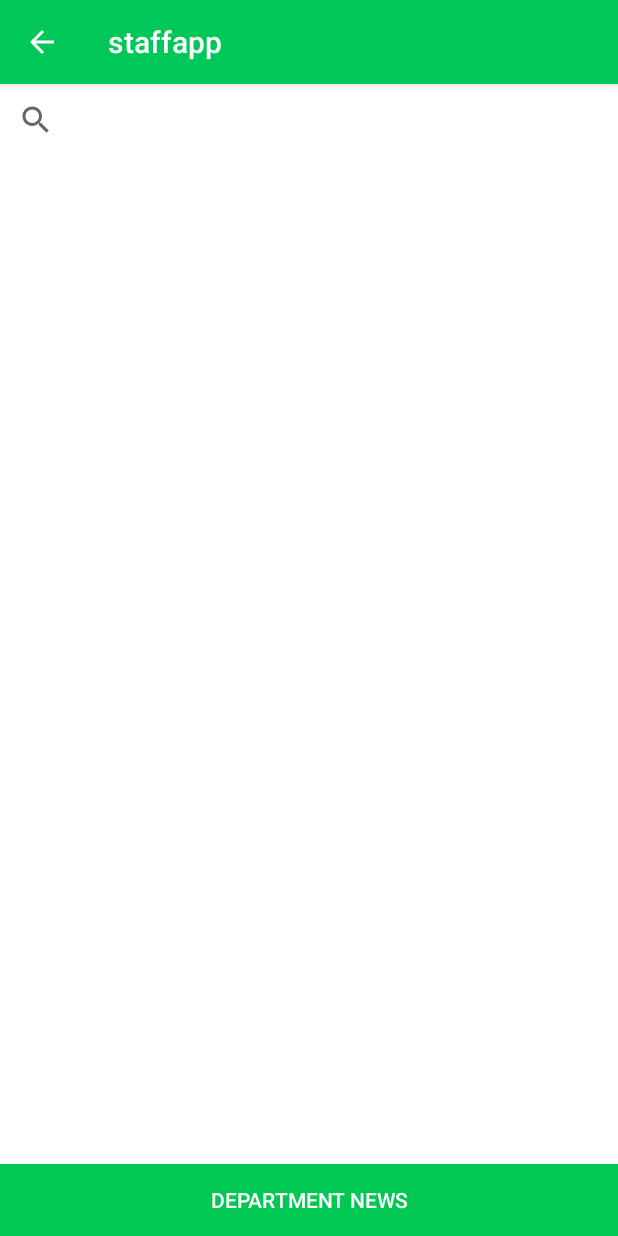
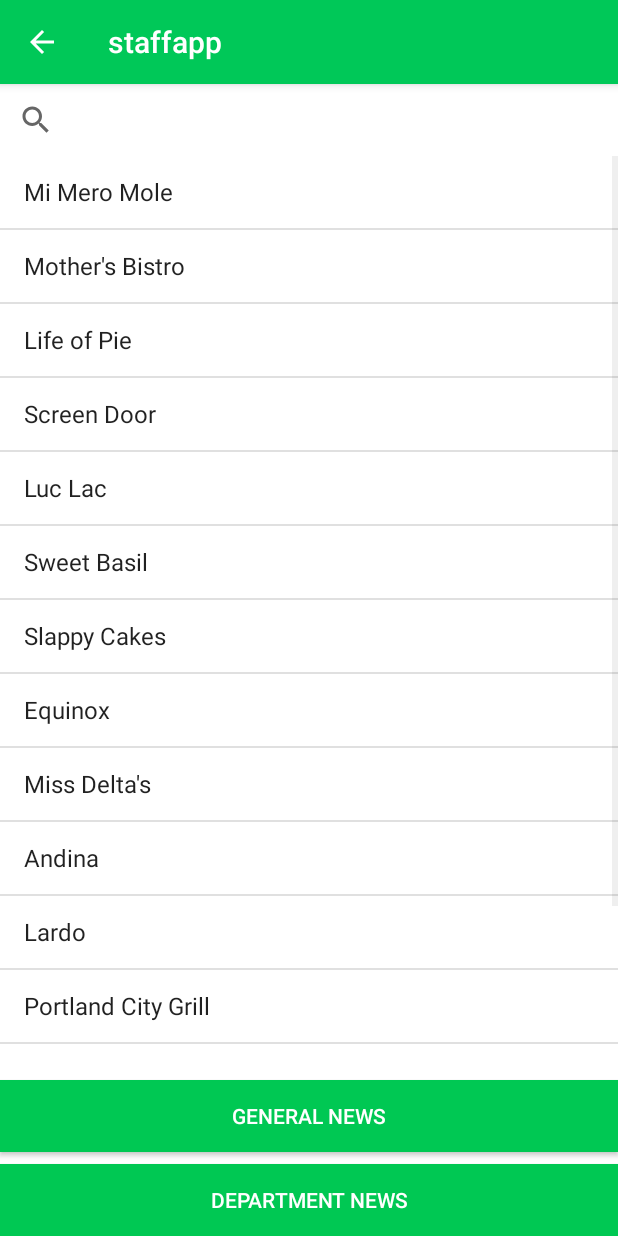
Before and after one commit to naisenyamungai/staffapp, an Android app: the NewsActivity screen opened directly, with no data from a screen before it, on a phone screen of 412 x 824 dp. Run offline under Robolectric (Android 15) with nearby library versions, the phone set to English and light mode, and no system bars; our stand-ins replace ButterKnife.

Commit message:
[feature/news] - will add a General News button in activity_news.xmland NewsActivity.java code

```diff
--- a/app/src/main/java/com/staff/staffapp/MainActivity.java
+++ b/app/src/main/java/com/staff/staffapp/MainActivity.java
@@ -14,6 +14,7 @@ import butterknife.ButterKnife;
 public class MainActivity extends AppCompatActivity {
 
     @BindView(R.id.newsActivityButton) Button mNewsActivityButton;
+
 
     @Override
     protected void onCreate(Bundle savedInstanceState) {
--- a/app/src/main/java/com/staff/staffapp/NewsActivity.java
+++ b/app/src/main/java/com/staff/staffapp/NewsActivity.java
@@ -23,7 +23,7 @@ import retrofit2.converter.gson.GsonConverterFactory;
 public class NewsActivity extends AppCompatActivity {
 
     @BindView(R.id.newsListView) ListView mNewsList;
-    @BindView(R.id.newsActivityButton) Button mNewsActivityButton;
+    @BindView(R.id.generalNewsButton) Button mgeneralNewsButton;
     @BindView(R.id.allNews) TextView mAllNews;
 
     private String[] news = new String[] {"Mi Mero Mole", "Mother's Bistro",
@@ -39,26 +39,26 @@ public class NewsActivity extends AppCompatActivity {
 
         ButterKnife.bind(this);
 
-//        ArrayAdapter adapter = new ArrayAdapter(this, android.R.layout.simple_list_item_1, news);
-//        mNewsList.setAdapter(adapter);
-//
-//        mNewsList.setOnItemClickListener(new AdapterView.OnItemClickListener() {
-//
-//            @Override
-//            public void onItemClick(AdapterView<?> adapterView, View view, int i, long l) {
-//                Intent intent = new Intent(NewsActivity.this, NewsDetailsActivity.class);
-//                startActivity(intent);
-//            }
-//        });
+        ArrayAdapter adapter = new ArrayAdapter(this, android.R.layout.simple_list_item_1, news);
+        mNewsList.setAdapter(adapter);
+
+        mNewsList.setOnItemClickListener(new AdapterView.OnItemClickListener() {
+
+            @Override
+            public void onItemClick(AdapterView<?> adapterView, View view, int i, long l) {
+                Intent intent = new Intent(NewsActivity.this, NewsDetailsActivity.class);
+                startActivity(intent);
+            }
+        });
 
         Retrofit retrofit = new Retrofit.Builder()
-                .baseUrl("https://apisafapp.herokuapp.com")
+                .baseUrl("https://apisafapp.herokuapp.com/")
                 .addConverterFactory(GsonConverterFactory.create())
                 .build();
 
         final NewsService service = retrofit.create(NewsService.class);
 
-        mNewsActivityButton.setOnClickListener(new View.OnClickListener() {
+        mgeneralNewsButton.setOnClickListener(new View.OnClickListener() {
             @Override
             public void onClick(View view) {
                 Call<List> createCall = service.all();
--- a/app/src/main/res/layout/activity_news.xml
+++ b/app/src/main/res/layout/activity_news.xml
@@ -18,12 +18,24 @@
         android:id="@+id/allNews"/>
 
     <ListView
+        android:id="@+id/newsListView"
         android:layout_width="match_parent"
         android:layout_height="wrap_content"
-        android:id="@+id/newsListView"
+        android:layout_above="@+id/departmentButton"
         android:layout_below="@+id/newsSearchView"
-        android:layout_above="@+id/departmentButton"
-        android:layout_alignParentEnd="true" />
+        android:layout_alignParentEnd="true"
+        android:layout_marginEnd="0dp"
+        android:layout_marginBottom="64dp" />
+
+    <Button
+        android:id="@+id/generalNewsButton"
+        android:layout_width="match_parent"
+        android:layout_height="wrap_content"
+        android:layout_alignParentBottom="true"
+        android:layout_marginBottom="56dp"
+        android:background="@color/colorThemeColor"
+        android:text="General News"
+        android:textColor="@color/colorTextIcons" />
 
     <Button
         android:layout_width="match_parent"
```
